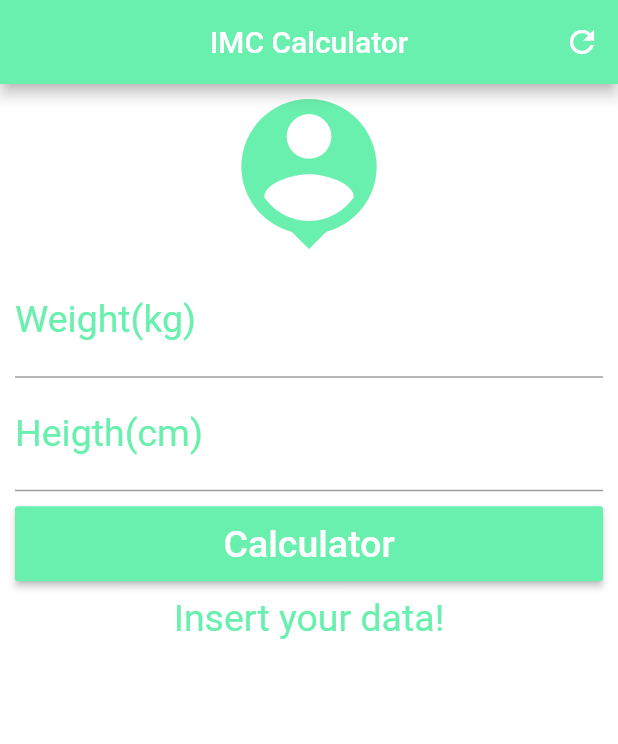
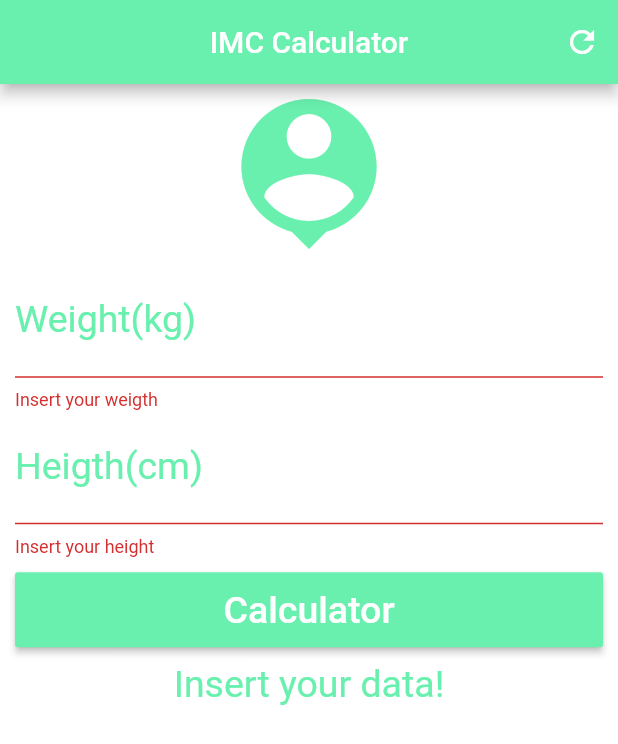
Before and after one commit to jonathanoliveira9/imc_flutter, a Flutter app: the screen it shows after launch, after a tap on "Calculator", on a phone screen of 412 x 824 dp. Shown: the top 744 px of the screen. Run offline on Flutter 3.47's test engine with Material 2 defaults, Android fonts, the phone set to English and light mode, and no system bars.

```diff
--- a/lib/main.dart
+++ b/lib/main.dart
@@ -14,12 +14,14 @@ class Home extends StatefulWidget {
 class _HomeState extends State<Home> {
   TextEditingController weightController = TextEditingController();
   TextEditingController heightController = TextEditingController();
+
+  GlobalKey<FormState> _formKey = GlobalKey<FormState>();
   String _infoText = 'Insert your data!';
 
   void _resetFields() {
-    setState(() {
     weightController.text = '';
     heightController.text = '';
+    setState(() {
       _infoText = 'Insert your data!';
     });
   }
@@ -63,11 +65,13 @@ class _HomeState extends State<Home> {
       backgroundColor: Colors.white,
       body: SingleChildScrollView(
           padding: EdgeInsets.fromLTRB(10.0, 0.0, 10.0, 0.0),
+          child: Form(
+            key: _formKey,
             child: Column(
               crossAxisAlignment: CrossAxisAlignment.stretch,
               children: <Widget>[
                 Icon(Icons.person_pin, size: 120.0, color: Colors.greenAccent),
-            TextField(
+                TextFormField(
                   keyboardType: TextInputType.number,
                   decoration: InputDecoration(
                       labelText: 'Weight(kg)',
@@ -75,8 +79,13 @@ class _HomeState extends State<Home> {
                   textAlign: TextAlign.center,
                   style: TextStyle(color: Colors.greenAccent, fontSize: 25.0),
                   controller: weightController,
+                  validator: (value) {
+                    if(value.isEmpty) {
+                      return 'Insert your weigth';
+                    }
+                  },
                 ),
-            TextField(
+                TextFormField(
                   keyboardType: TextInputType.number,
                   decoration: InputDecoration(
                       labelText: 'Heigth(cm)',
@@ -84,13 +93,22 @@ class _HomeState extends State<Home> {
                   textAlign: TextAlign.center,
                   style: TextStyle(color: Colors.greenAccent, fontSize: 25.0),
                   controller: heightController,
+                  validator: (value) {
+                    if(value.isEmpty) {
+                      return 'Insert your height';
+                    }
+                  },
                 ),
                 Padding(
                     padding: EdgeInsets.only(top: 10.0, bottom: 10.0),
                     child: Container(
                       height: 50.0,
                       child: RaisedButton(
-                    onPressed: _calculate,
+                        onPressed: () {
+                          if(_formKey.currentState.validate()){
+                            _calculate();
+                          }
+                        },
                         child: Text(
                           'Calculator',
                           style: TextStyle(color: Colors.white, fontSize: 25.0),
@@ -105,7 +123,7 @@ class _HomeState extends State<Home> {
                 )
               ],
             ),
-      ),
+          )),
     );
   }
 }
```
Lines whose indentation alone changed are shown as unchanged.
